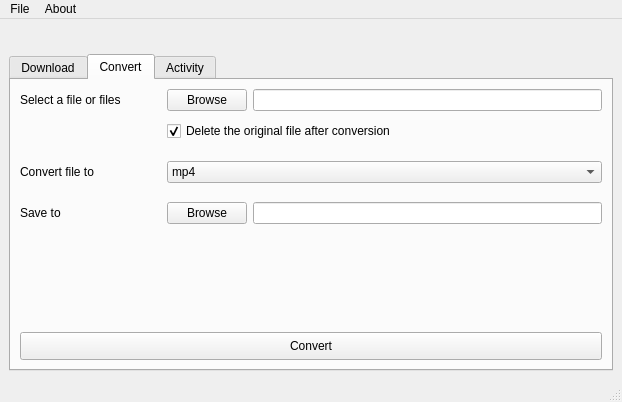
Before: the Qt Designer form resources/gui_qt-designer-beta.ui in yasoob/youtube-dl-GUI, drawn with Qt 5.
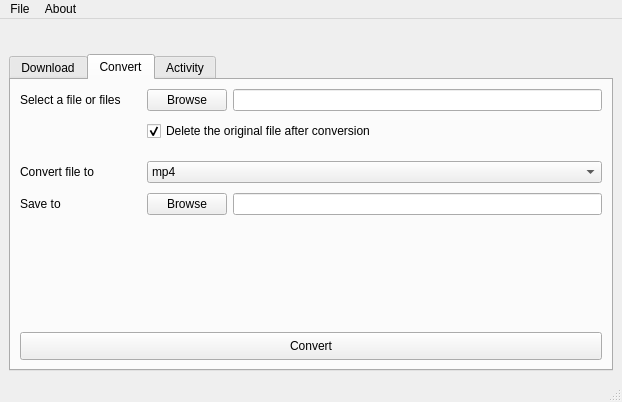
After: the same form once the commit is applied. The open tabs and pages were chosen to show the change. Icons and pictures are not drawn.

Diff of the .ui file:
```diff
--- a/resources/gui_qt-designer-beta.ui
+++ b/resources/gui_qt-designer-beta.ui
@@ -279,7 +279,7 @@
             <property name="verticalSpacing">
              <number>10</number>
             </property>
-            <item row="5" column="3">
+            <item row="5" column="2">
              <layout class="QHBoxLayout" name="horizontalLayout_6">
               <property name="spacing">
                <number>6</number>
@@ -299,7 +299,7 @@
               </item>
              </layout>
             </item>
-            <item row="0" column="3">
+            <item row="0" column="2">
              <layout class="QHBoxLayout" name="horizontalLayout_5">
               <property name="spacing">
                <number>6</number>
@@ -346,7 +346,7 @@
               </property>
              </widget>
             </item>
-            <item row="1" column="3">
+            <item row="1" column="2">
              <widget class="QCheckBox" name="DeleteConvertMultipleCheckBox">
               <property name="text">
                <string>Delete the original file after conversion</string>
@@ -359,7 +359,7 @@
               </property>
              </widget>
             </item>
-            <item row="4" column="3">
+            <item row="4" column="2">
              <widget class="QComboBox" name="ConvertMultipleComboBox">
               <property name="minimumSize">
                <size>
@@ -401,7 +401,7 @@
               </property>
              </widget>
             </item>
-            <item row="2" column="3">
+            <item row="2" column="2">
              <spacer name="verticalSpacer">
               <property name="orientation">
                <enum>Qt::Vertical</enum>
@@ -417,19 +417,6 @@
               </property>
              </spacer>
             </item>
-            <item row="5" column="2">
-             <spacer name="verticalSpacer_3">
-              <property name="orientation">
-               <enum>Qt::Vertical</enum>
-              </property>
-              <property name="sizeHint" stdset="0">
-               <size>
-                <width>20</width>
-                <height>40</height>
-               </size>
-              </property>
-             </spacer>
-            </item>
            </layout>
           </item>
           <item>
```
